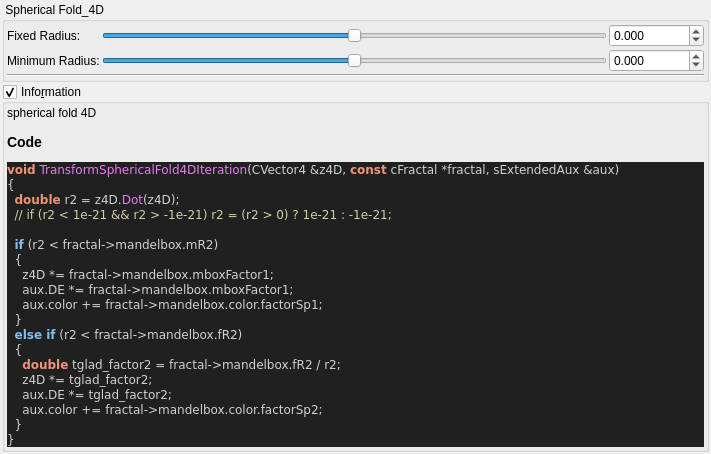
The window that mandelbulber2/qt_data/fractal_transf_spherical_fold_4D.ui (buddhi1980/mandelbulber2) describes before a commit, drawn with Qt 5.
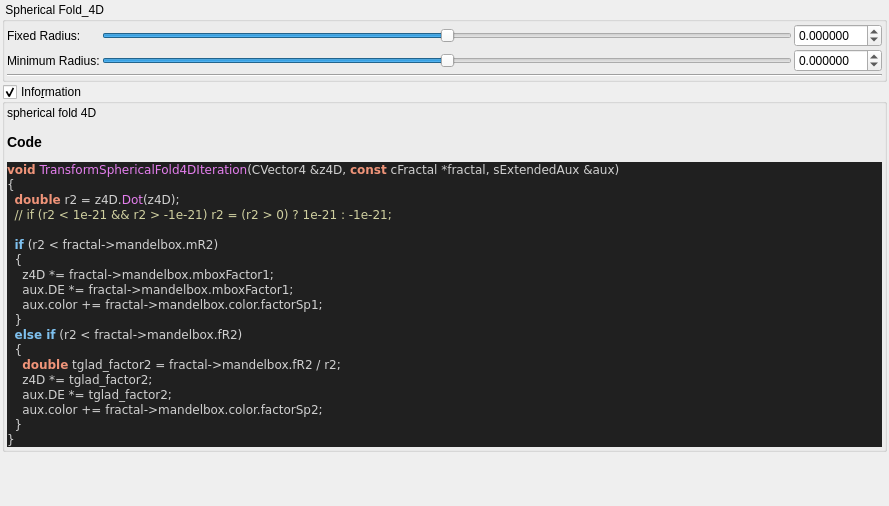
The same window after the commit. Custom widgets are drawn as their Qt base class.

Patch:
```diff
--- a/mandelbulber2/qt_data/fractal_transf_spherical_fold_4D.ui
+++ b/mandelbulber2/qt_data/fractal_transf_spherical_fold_4D.ui
@@ -6,8 +6,8 @@
    <rect>
     <x>0</x>
     <y>0</y>
-    <width>711</width>
-    <height>337</height>
+    <width>889</width>
+    <height>506</height>
    </rect>
   </property>
   <property name="windowTitle">
@@ -81,10 +81,10 @@
            </sizepolicy>
           </property>
           <property name="minimum">
-           <number>-18000</number>
+           <number>-5000000</number>
           </property>
           <property name="maximum">
-           <number>18000</number>
+           <number>5000000</number>
           </property>
           <property name="value">
            <number>0</number>
@@ -112,13 +112,13 @@
            <string/>
           </property>
           <property name="decimals">
-           <number>3</number>
+           <number>6</number>
           </property>
           <property name="minimum">
-           <double>-36000.000000000000000</double>
+           <double>-99.989999999999995</double>
           </property>
           <property name="maximum">
-           <double>36000.000000000000000</double>
+           <double>99.989999999999995</double>
           </property>
           <property name="singleStep">
            <double>0.100000000000000</double>
@@ -134,10 +134,10 @@
            </sizepolicy>
           </property>
           <property name="minimum">
-           <number>-18000</number>
+           <number>-5000000</number>
           </property>
           <property name="maximum">
-           <number>18000</number>
+           <number>5000000</number>
           </property>
           <property name="value">
            <number>0</number>
@@ -165,13 +165,13 @@
            <string/>
           </property>
           <property name="decimals">
-           <number>3</number>
+           <number>6</number>
           </property>
           <property name="minimum">
-           <double>-360000.000000000000000</double>
+           <double>-99.989999999999995</double>
           </property>
           <property name="maximum">
-           <double>360000.000000000000000</double>
+           <double>99.989999999999995</double>
           </property>
           <property name="singleStep">
            <double>0.100000000000000</double>
```
